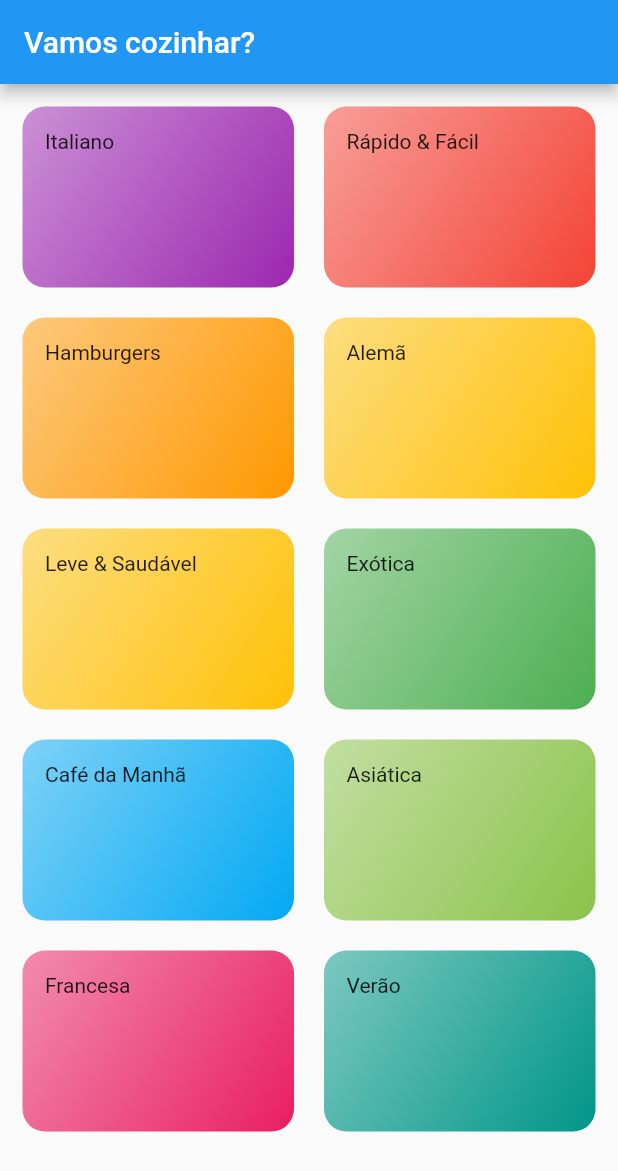
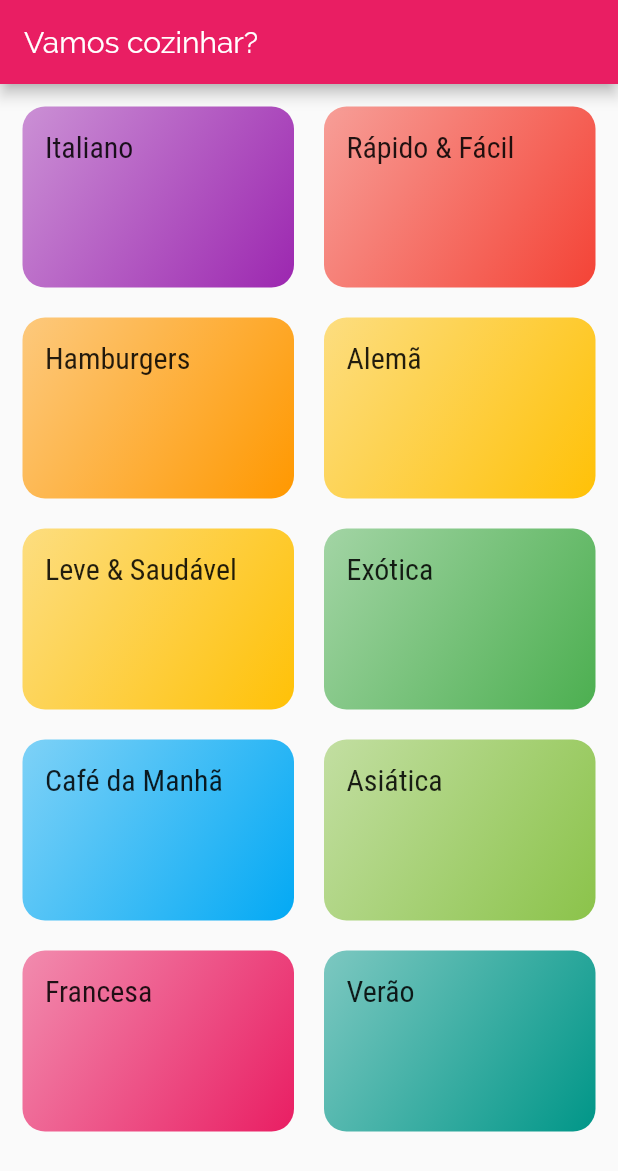
Before and after one commit to arthurdeoliveiraribeiro/meals, a Flutter app: the screen it shows after launch, on a phone screen of 412 x 824 dp. Shown: the top 1171 px of the screen. Run offline on Flutter 3.47's test engine with Material 2 defaults, Android fonts, the phone set to English and light mode, and no system bars; statements that could not run were skipped.

Commit message:
Ajustando fontes

```diff
--- a/lib/components/category_item.dart
+++ b/lib/components/category_item.dart
@@ -9,7 +9,10 @@ class CategoryItem extends StatelessWidget {
   Widget  build(BuildContext context) {
     return Container(
       padding: EdgeInsets.all(15),
-      child: Text(category.title),
+      child: Text(
+        category.title,
+        style:  Theme.of(context).textTheme.headline6,
+      ),
       decoration: BoxDecoration(
         borderRadius: BorderRadius.circular(15),
         gradient: LinearGradient(
--- a/lib/main.dart
+++ b/lib/main.dart
@@ -9,7 +9,17 @@ class MyApp extends StatelessWidget {
     return MaterialApp(
       title: 'Vamos cozinhar',
       theme: ThemeData(
-        primarySwatch: Colors.blue,
+        primarySwatch: Colors.pink,
+        accentColor: Colors.amber,
+        fontFamily: 'Raleway',
+        canvasColor: ,
+        textTheme: ThemeData.light().textTheme.copyWith(
+          headline6: TextStyle(
+            fontSize: 20,
+            fontFamily: 'RobotoCondensed',
+          )
+        )
+
       ),
       home: CategoriesScreen(),
     );
```
Also changed, not shown: pubspec.yaml (+17 -12 lines).
